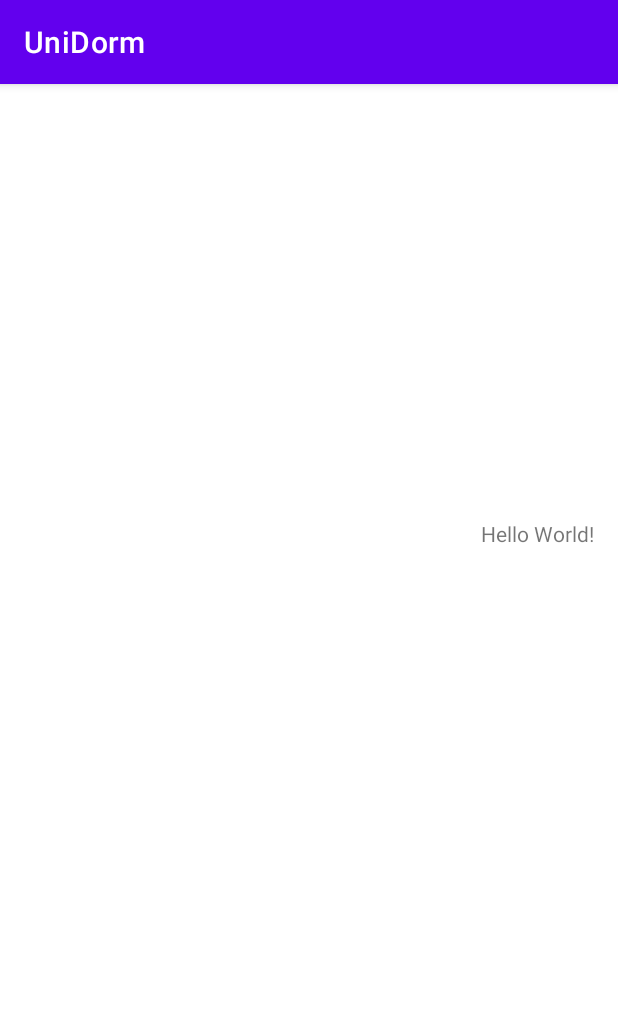
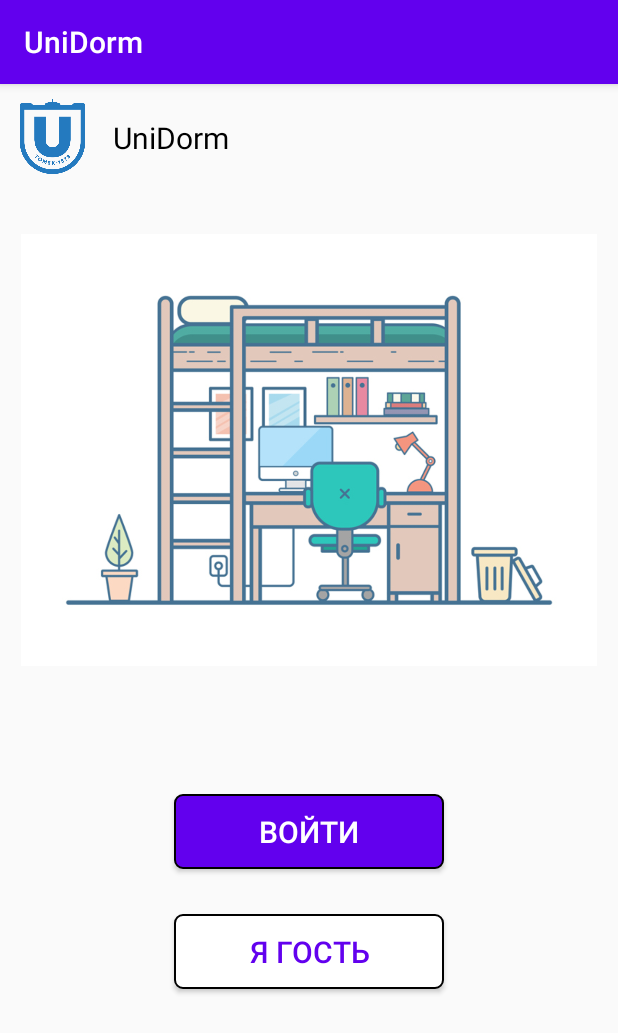
Before and after one commit to Spektral01/UniDorm, an Android app: the screen it shows after launch (MainActivity), on a phone screen of 412 x 824 dp. Shown: the top 1033 px of the screen. Run offline under Robolectric (Android 15) with nearby library versions, the phone set to English and light mode, and no system bars.

Commit message:
Add a welcome screen

```diff
--- /dev/null
+++ b/app/src/main/res/drawable/rounded_button_purple.xml
@@ -0,0 +1,7 @@
+<shape xmlns:android="http://schemas.android.com/apk/res/android"
+    android:shape="rectangle">
+    <corners android:radius="5dp" />
+    <solid android:color="@color/purple_500" />
+    <stroke android:width="1dp"
+        android:color="#000000" />
+</shape>
--- /dev/null
+++ b/app/src/main/res/drawable/rounded_button_white.xml
@@ -0,0 +1,7 @@
+<shape xmlns:android="http://schemas.android.com/apk/res/android"
+    android:shape="rectangle">
+    <corners android:radius="5dp" />
+    <solid android:color="@color/white" />
+    <stroke android:width="1dp"
+        android:color="#000000" />
+</shape>
--- a/app/src/main/res/layout/activity_main.xml
+++ b/app/src/main/res/layout/activity_main.xml
@@ -6,15 +6,64 @@
     android:layout_height="match_parent"
     tools:context=".MainActivity">
 
+    <ImageView
+        android:id="@+id/imageView2"
+        android:layout_width="384dp"
+        android:layout_height="288dp"
+        android:layout_marginTop="100dp"
+        android:contentDescription="@null"
+        app:layout_constraintEnd_toEndOf="parent"
+        app:layout_constraintStart_toStartOf="parent"
+        app:layout_constraintTop_toTopOf="parent"
+        app:srcCompat="@drawable/dorm_login" />
+
+    <ImageView
+        android:id="@+id/imageView3"
+        android:layout_width="50dp"
+        android:layout_height="50dp"
+        android:layout_marginStart="10dp"
+        android:layout_marginTop="10dp"
+        app:layout_constraintStart_toStartOf="parent"
+        app:layout_constraintTop_toTopOf="parent"
+        app:srcCompat="@drawable/tsu"
+        android:contentDescription="@null" />
+
     <TextView
+        android:id="@+id/textView2"
         android:layout_width="wrap_content"
         android:layout_height="wrap_content"
-        android:text="Hello World!"
-        app:layout_constraintBottom_toBottomOf="parent"
+        android:layout_marginStart="15dp"
+        android:layout_marginTop="22dp"
+        android:text="@string/app_name"
+        android:textColor="#000000"
+        android:theme="@style/textStyleMain"
+        app:layout_constraintStart_toEndOf="@+id/imageView3"
+        app:layout_constraintTop_toTopOf="parent" />
+
+    <Button
+        android:id="@+id/loginBtn"
+        android:layout_width="180dp"
+        android:layout_height="50dp"
+        android:layout_marginTop="85dp"
+        android:background="@drawable/rounded_button_purple"
+        android:text="@string/Login"
+        android:theme="@style/textStyleMain"
+        android:textColor="@color/white"
         app:layout_constraintEnd_toEndOf="parent"
-        app:layout_constraintHorizontal_bias="0.952"
         app:layout_constraintStart_toStartOf="parent"
-        app:layout_constraintTop_toTopOf="parent"
-        app:layout_constraintVertical_bias="0.387" />
+        app:layout_constraintTop_toBottomOf="@+id/imageView2" />
+
+    <Button
+        android:id="@+id/guestBtn"
+        android:layout_width="180dp"
+        android:layout_height="50dp"
+        android:layout_marginTop="30dp"
+        android:background="@drawable/rounded_button_white"
+        android:text="@string/GuestIn"
+        android:theme="@style/textStyleMain"
+        android:textColor="@color/purple_500"
+        app:layout_constraintEnd_toEndOf="parent"
+        app:layout_constraintStart_toStartOf="parent"
+        app:layout_constraintTop_toBottomOf="@+id/loginBtn" />
 
 </androidx.constraintlayout.widget.ConstraintLayout>
--- a/app/src/main/res/values-night/themes.xml
+++ b/app/src/main/res/values-night/themes.xml
@@ -1,6 +1,6 @@
 <resources xmlns:tools="http://schemas.android.com/tools">
     <!-- Base application theme. -->
-    <style name="Theme.UniDorm" parent="Theme.MaterialComponents.DayNight.DarkActionBar">
+    <style name="Theme.UniDorm" parent="Theme.AppCompat.NoActionBar">
         <!-- Primary brand color. -->
         <item name="colorPrimary">@color/purple_200</item>
         <item name="colorPrimaryVariant">@color/purple_700</item>
@@ -13,4 +13,7 @@
         <item name="android:statusBarColor">?attr/colorPrimaryVariant</item>
         <!-- Customize your theme here. -->
     </style>
+    <style name="Button.White" parent="ThemeOverlay.AppCompat">
+        <item name="colorAccent">@android:color/white</item>
+    </style>
 </resources>
--- a/app/src/main/res/values/colors.xml
+++ b/app/src/main/res/values/colors.xml
@@ -7,4 +7,5 @@
     <color name="teal_700">#FF018786</color>
     <color name="black">#FF000000</color>
     <color name="white">#FFFFFFFF</color>
+
 </resources>
--- a/app/src/main/res/values/strings.xml
+++ b/app/src/main/res/values/strings.xml
@@ -1,4 +1,9 @@
 <resources>
     <string name="app_name">UniDorm</string>
     <string name="button">Button</string>
+    <!-- TODO: Remove or change this placeholder text -->
+    <string name="hello_blank_fragment">Hello blank fragment</string>
+    <string name="Login">Войти</string>
+    <string name="GuestIn">Я гость</string>
+
 </resources>
--- a/app/src/main/res/values/themes.xml
+++ b/app/src/main/res/values/themes.xml
@@ -1,6 +1,6 @@
 <resources xmlns:tools="http://schemas.android.com/tools">
     <!-- Base application theme. -->
-    <style name="Theme.UniDorm" parent="Theme.MaterialComponents.DayNight.DarkActionBar">
+    <style name="Theme.UniDorm" parent="Theme.AppCompat.DayNight.DarkActionBar">
         <!-- Primary brand color. -->
         <item name="colorPrimary">@color/purple_500</item>
         <item name="colorPrimaryVariant">@color/purple_700</item>
@@ -12,5 +12,12 @@
         <!-- Status bar color. -->
         <item name="android:statusBarColor">?attr/colorPrimaryVariant</item>
         <!-- Customize your theme here. -->
+
+        <item name="android:textViewStyle">@style/textStyleMain</item>
     </style>
+
+    <style name="textStyleMain">
+        <item name="android:textSize">20sp</item>
+    </style>
+
 </resources>
```
Also changed, not shown: app/src/main/java/com/example/unidorm/LoginOrGuestFragment.kt (added, +59 -0 lines), app/src/main/res/layout/fragment_login_or_guest.xml (added, +15 -0 lines), app/src/main/res/drawable/dorm_login.jpeg (added), app/src/main/res/drawable/tsu.png (added).
